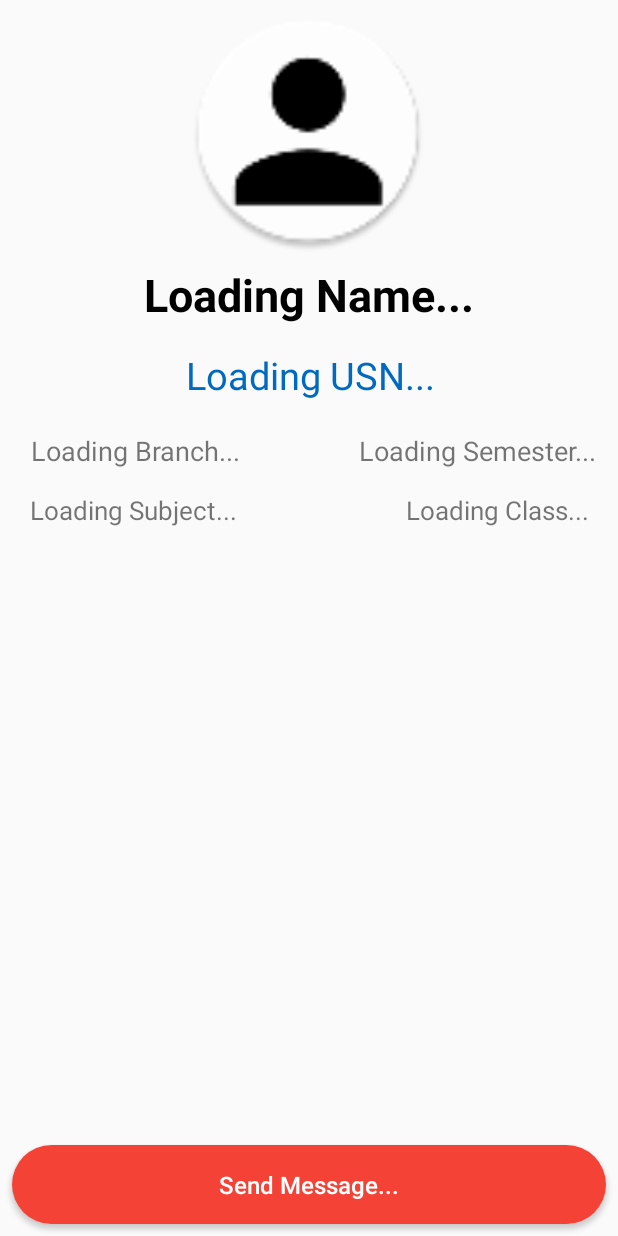
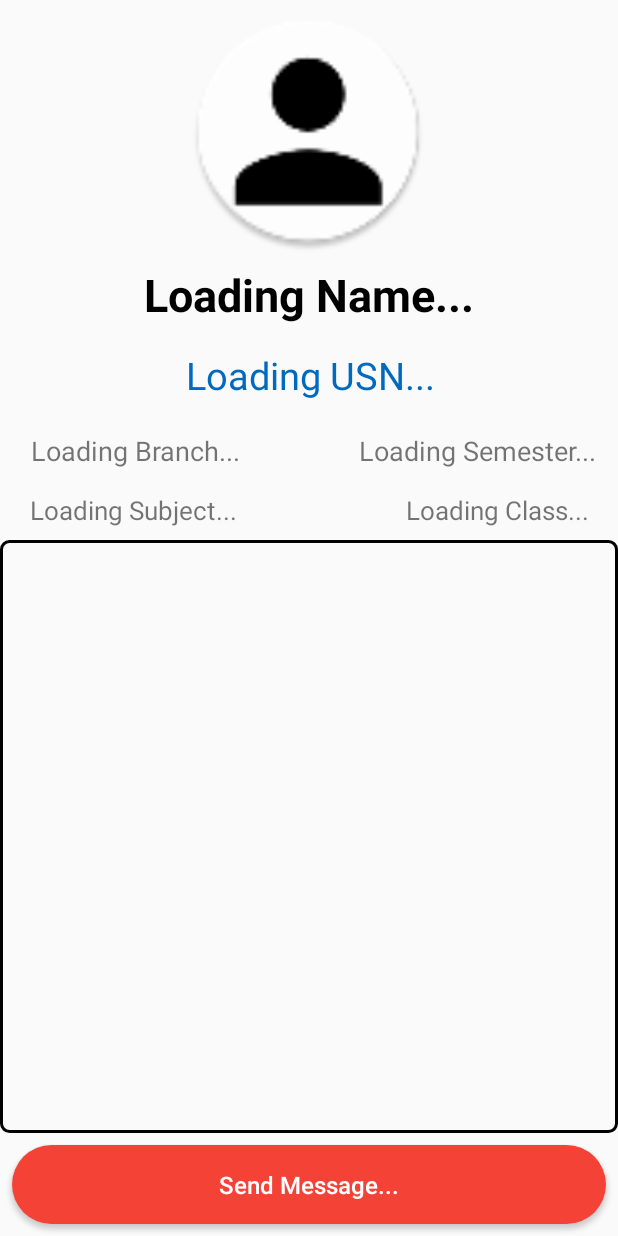
Before and after one commit to pradyotprksh/NewAttendanceAppFaculty, an Android app: the StudentStatus screen opened directly, with no data from a screen before it, on a phone screen of 412 x 824 dp. Run offline under Robolectric (Android 15) with nearby library versions, the phone set to English and light mode, and no system bars; our stand-ins replace CircleImageView, Firebase (no records; nobody signed in at launch, a user with empty details on screens opened directly).

Commit message:
Border for RecyclerView

```diff
--- /dev/null
+++ b/app/src/main/res/drawable/border.xml
@@ -0,0 +1,6 @@
+<?xml version="1.0" encoding="utf-8"?>
+<shape xmlns:android="http://schemas.android.com/apk/res/android"
+    android:shape="rectangle">
+    <stroke android:color="#000000" android:width="2dp"/>
+    <corners android:radius="5dp" />
+</shape>
--- a/app/src/main/res/layout/activity_student_status.xml
+++ b/app/src/main/res/layout/activity_student_status.xml
@@ -128,6 +128,7 @@
         android:layout_height="0dp"
         android:layout_marginBottom="8dp"
         android:layout_marginTop="8dp"
+        android:background="@drawable/border"
         app:layout_constraintBottom_toTopOf="@+id/send_message"
         app:layout_constraintEnd_toEndOf="parent"
         app:layout_constraintStart_toStartOf="parent"
```
